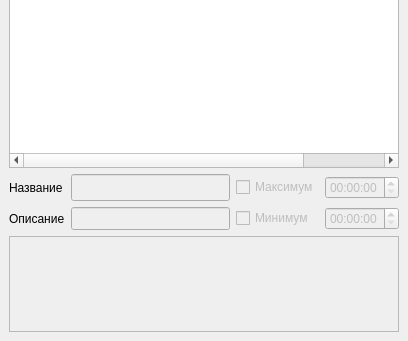
Before: the Qt Designer form gui/main.ui in nickeygit/raspisanie, drawn with Qt 5; both pictures show x 0 to 408 and y 175 to 516 of the 408 by 516 pixel window.
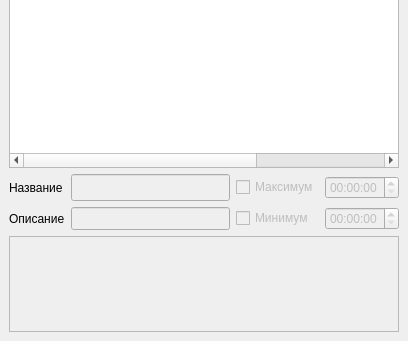
After: the same form once the commit is applied.

Commit message: Колонка "Минимум" выровняна по правой стороне

```diff
--- a/gui/main.ui
+++ b/gui/main.ui
@@ -80,6 +80,11 @@
         <string>Минимум</string>
        </property>
       </column>
+      <column>
+       <property name="text">
+        <string> </string>
+       </property>
+      </column>
      </widget>
     </item>
     <item>
```
The commit also changes 1 other file.
